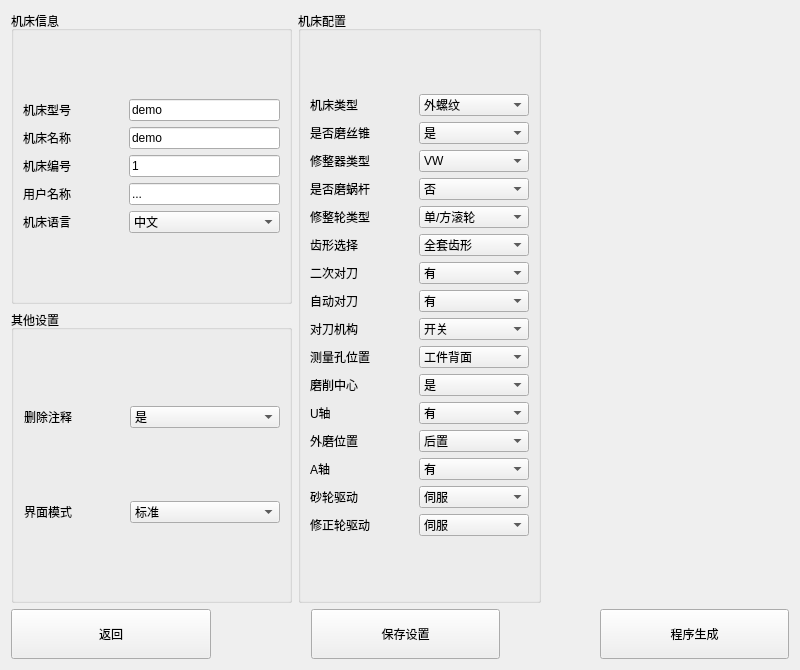
Above: creatorwindow.ui from nie11kun/HorizonJuicerCreator before the change. Below: the same form after it.
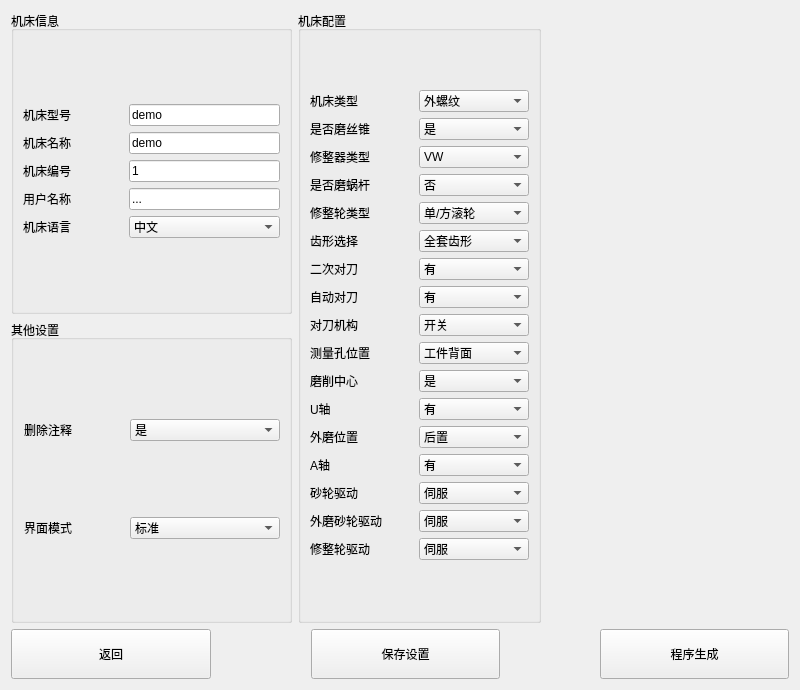
That is the form after the change.

Commit message: 增加外磨砂轮类型选择

What changed in the file:
```diff
--- a/creatorwindow.ui
+++ b/creatorwindow.ui
@@ -7,7 +7,7 @@
     <x>0</x>
     <y>0</y>
     <width>800</width>
-    <height>670</height>
+    <height>690</height>
    </rect>
   </property>
   <property name="minimumSize">
@@ -359,10 +359,17 @@
             </property>
            </widget>
           </item>
+          <item>
+           <widget class="QLabel" name="labelExGrindWheelType">
+            <property name="text">
+             <string>外磨砂轮驱动</string>
+            </property>
+           </widget>
+          </item>
           <item>
            <widget class="QLabel" name="labelDressWheelType">
             <property name="text">
-             <string>修正轮驱动</string>
+             <string>修整轮驱动</string>
             </property>
            </widget>
           </item>
@@ -615,6 +622,20 @@
             </item>
            </widget>
           </item>
+          <item>
+           <widget class="QComboBox" name="comboBoxExGrindWheelType">
+            <item>
+             <property name="text">
+              <string>伺服</string>
+             </property>
+            </item>
+            <item>
+             <property name="text">
+              <string>变频器</string>
+             </property>
+            </item>
+           </widget>
+          </item>
           <item>
            <widget class="QComboBox" name="comboBoxDressWheelType">
             <item>
```
The commit also changes 6 other files.
